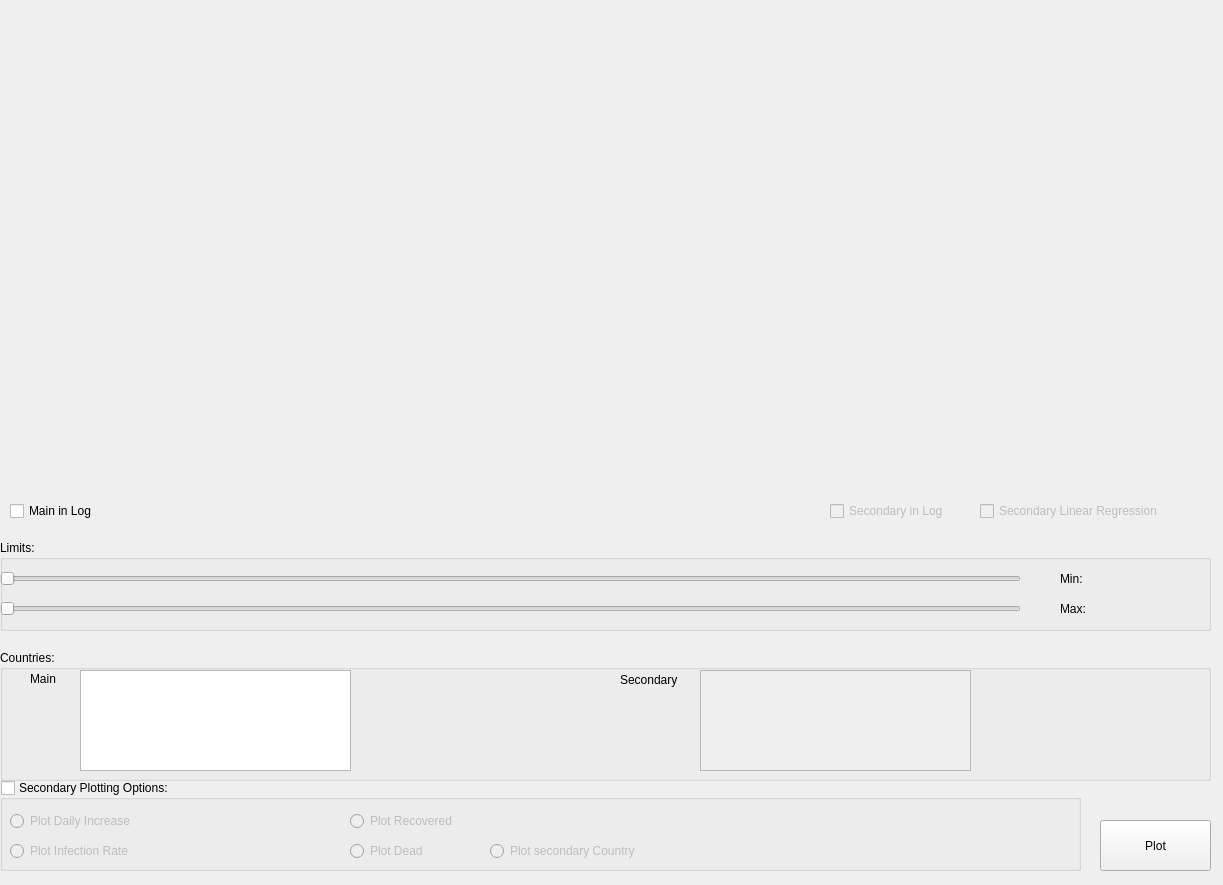
The window that corona-stats.ui (arne48/corona-stats) describes before a commit, drawn with Qt 5.
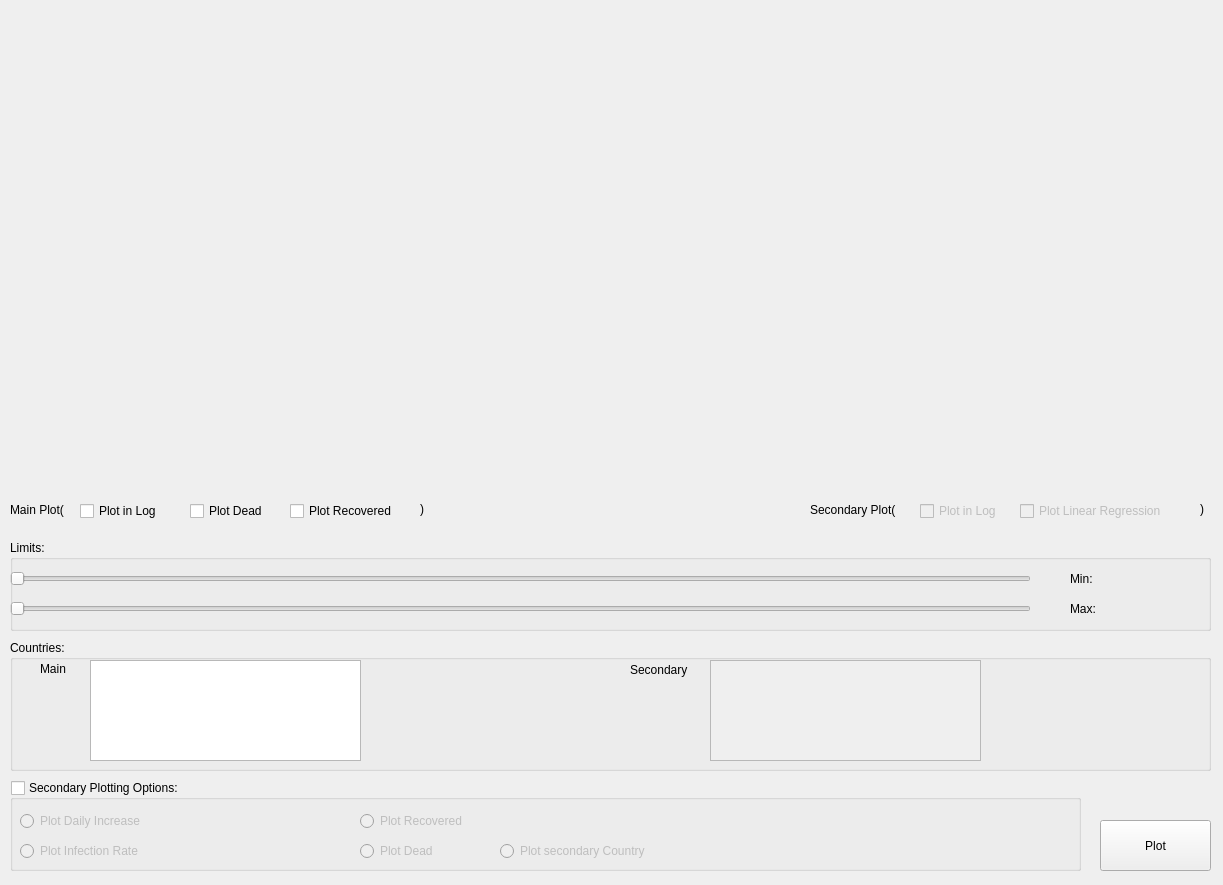
The same window after the commit.

Commit message: clean-up, added checkboxes for addit. plotting

What changed in the file:
```diff
--- a/corona-stats.ui
+++ b/corona-stats.ui
@@ -31,9 +31,9 @@
   <widget class="QGroupBox" name="grp_limits">
    <property name="geometry">
     <rect>
-     <x>0</x>
+     <x>10</x>
      <y>540</y>
-     <width>1211</width>
+     <width>1201</width>
      <height>91</height>
     </rect>
    </property>
@@ -108,9 +108,9 @@
   <widget class="QGroupBox" name="grp_countries">
    <property name="geometry">
     <rect>
-     <x>0</x>
-     <y>650</y>
-     <width>1211</width>
+     <x>10</x>
+     <y>640</y>
+     <width>1201</width>
      <height>131</height>
     </rect>
    </property>
@@ -170,9 +170,9 @@
   <widget class="QGroupBox" name="grp_options">
    <property name="geometry">
     <rect>
-     <x>0</x>
+     <x>10</x>
      <y>780</y>
-     <width>1081</width>
+     <width>1071</width>
      <height>91</height>
     </rect>
    </property>
@@ -257,14 +257,14 @@
   <widget class="QCheckBox" name="chk_cases_in_log">
    <property name="geometry">
     <rect>
-     <x>10</x>
+     <x>80</x>
      <y>500</y>
      <width>111</width>
      <height>22</height>
     </rect>
    </property>
    <property name="text">
-    <string>Main in Log</string>
+    <string>Plot in Log</string>
    </property>
   </widget>
   <widget class="QCheckBox" name="chk_second_in_log">
@@ -273,14 +273,14 @@
    </property>
    <property name="geometry">
     <rect>
-     <x>830</x>
+     <x>920</x>
      <y>500</y>
      <width>151</width>
      <height>22</height>
     </rect>
    </property>
    <property name="text">
-    <string>Secondary in Log</string>
+    <string>Plot in Log</string>
    </property>
   </widget>
   <widget class="QPushButton" name="btn_plot">
@@ -302,14 +302,92 @@
    </property>
    <property name="geometry">
     <rect>
-     <x>980</x>
+     <x>1020</x>
      <y>500</y>
-     <width>221</width>
+     <width>181</width>
      <height>22</height>
     </rect>
    </property>
    <property name="text">
-    <string>Secondary Linear Regression</string>
+    <string>Plot Linear Regression</string>
+   </property>
+  </widget>
+  <widget class="QCheckBox" name="chk_main_plt_dead">
+   <property name="geometry">
+    <rect>
+     <x>190</x>
+     <y>500</y>
+     <width>95</width>
+     <height>22</height>
+    </rect>
+   </property>
+   <property name="text">
+    <string>Plot Dead</string>
+   </property>
+  </widget>
+  <widget class="QCheckBox" name="chk_main_plt_recov">
+   <property name="geometry">
+    <rect>
+     <x>290</x>
+     <y>500</y>
+     <width>131</width>
+     <height>22</height>
+    </rect>
+   </property>
+   <property name="text">
+    <string>Plot Recovered</string>
+   </property>
+  </widget>
+  <widget class="QLabel" name="lbl_sec_plt_brc_1">
+   <property name="geometry">
+    <rect>
+     <x>810</x>
+     <y>500</y>
+     <width>111</width>
+     <height>20</height>
+    </rect>
+   </property>
+   <property name="text">
+    <string>Secondary Plot(</string>
+   </property>
+  </widget>
+  <widget class="QLabel" name="lbl_sec_plt_brc_2">
+   <property name="geometry">
+    <rect>
+     <x>1200</x>
+     <y>500</y>
+     <width>16</width>
+     <height>17</height>
+    </rect>
+   </property>
+   <property name="text">
+    <string>)</string>
+   </property>
+  </widget>
+  <widget class="QLabel" name="lbl_main_plt_brc_1">
+   <property name="geometry">
+    <rect>
+     <x>10</x>
+     <y>500</y>
+     <width>71</width>
+     <height>20</height>
+    </rect>
+   </property>
+   <property name="text">
+    <string>Main Plot(</string>
+   </property>
+  </widget>
+  <widget class="QLabel" name="lbl_main_plt_brc_2">
+   <property name="geometry">
+    <rect>
+     <x>420</x>
+     <y>500</y>
+     <width>16</width>
+     <height>17</height>
+    </rect>
+   </property>
+   <property name="text">
+    <string>)</string>
    </property>
   </widget>
  </widget>
```
